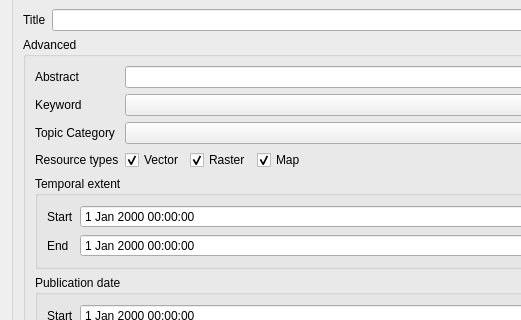
Above: src/qgis_geonode/ui/geonode_datasource_widget.ui from GeoNode/QGISGeoNodePlugin before the change; both pictures show x 0 to 521 and y 136 to 456 of the 728 by 965 pixel window. Below: the same form after it.
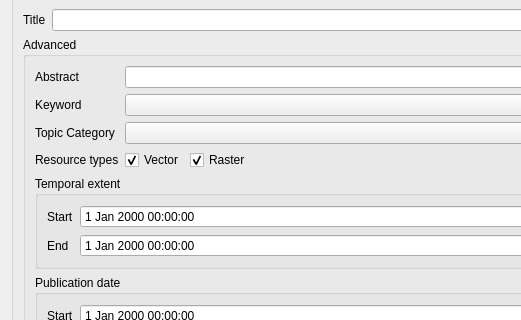
That is the form after the change. Custom widgets are drawn as their Qt base class.

What changed in the file:
```diff
--- a/src/qgis_geonode/ui/geonode_datasource_widget.ui
+++ b/src/qgis_geonode/ui/geonode_datasource_widget.ui
@@ -271,19 +271,6 @@
              </attribute>
             </widget>
            </item>
-           <item>
-            <widget class="QCheckBox" name="map_chb">
-             <property name="text">
-              <string>Map</string>
-             </property>
-             <property name="checked">
-              <bool>true</bool>
-             </property>
-             <attribute name="buttonGroup">
-              <string notr="true">resource_types_btngrp</string>
-             </attribute>
-            </widget>
-           </item>
            <item>
             <spacer name="horizontalSpacer">
              <property name="orientation">
```
Left out of the diff: 1 changed line with no effect on the pictures.
